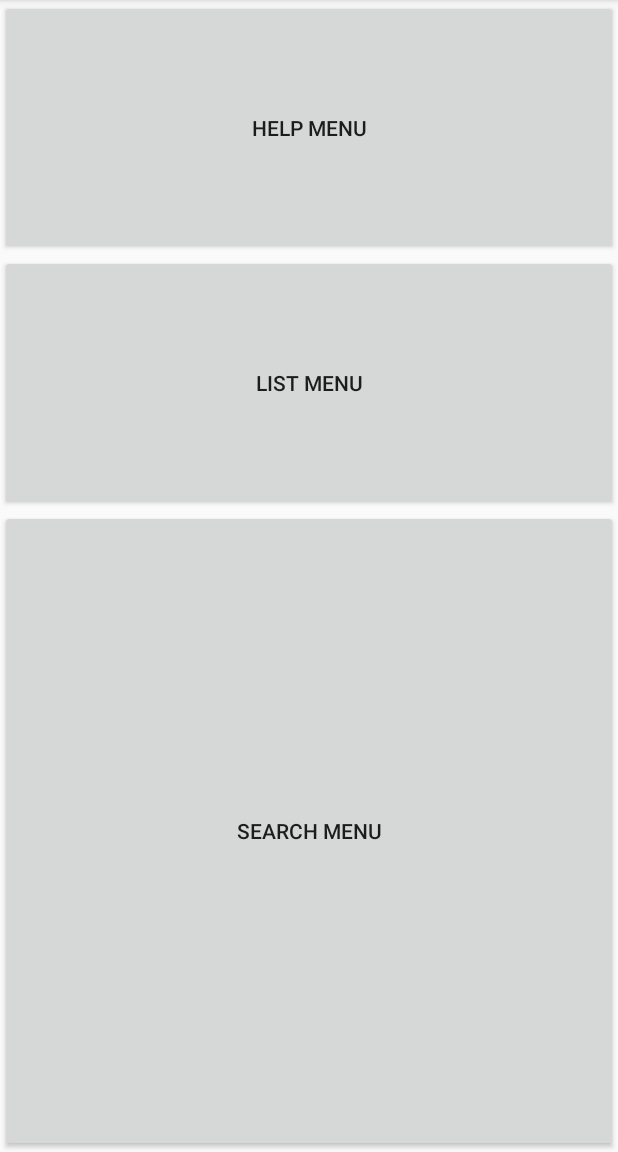
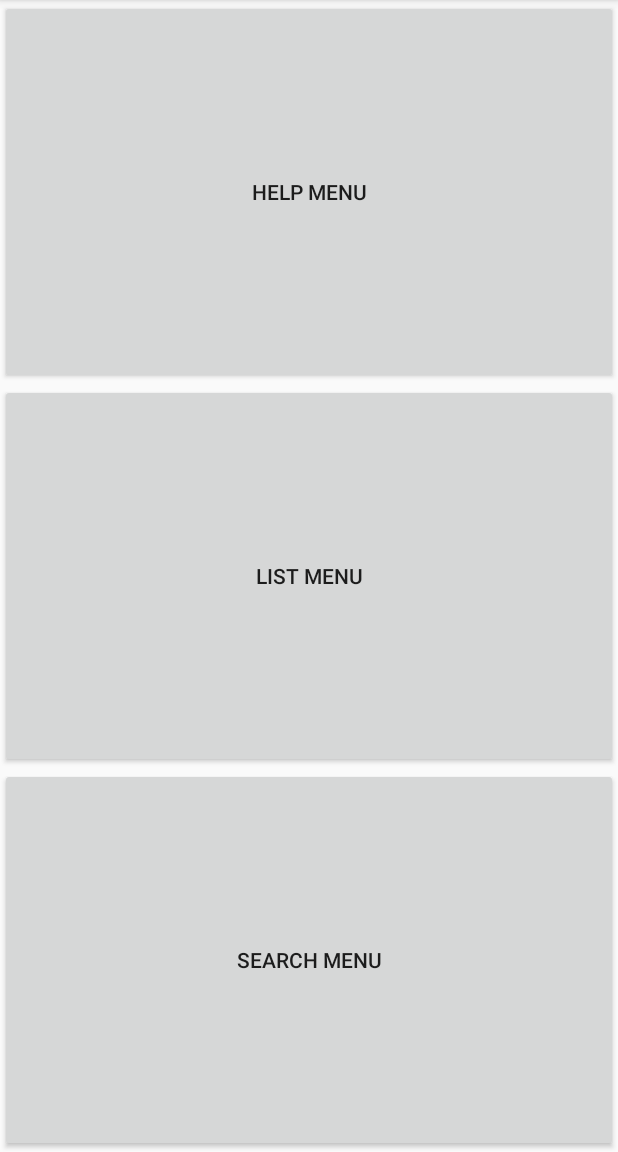
Before and after one commit to IshanArya/Beacon, an Android app: the screen it shows after launch (MainActivity), on a phone screen of 412 x 824 dp, the part 84-1236 px from its top. Run offline under Robolectric (Android 15) with nearby library versions, the light colour scheme and no system bars.

Commit message:
App working for presentation

```diff
--- a/HomeDepotApp/app/src/main/java/com/hackathon/fellas/homedepotapp/BluetoothNode.kt
+++ b/HomeDepotApp/app/src/main/java/com/hackathon/fellas/homedepotapp/BluetoothNode.kt
@@ -1,4 +1,8 @@
 package com.hackathon.fellas.homedepotapp
+
+class Node(val x: Double, val y: Double, val connections: ArrayList<Connection>, var lastSignal: NavigationMap.Signal? = null)
+class Connection(val to: Int, val angle: Double)
+class Path(var nodes: ArrayList<Int>)
 
 enum class BluetoothNode(val item: String) {
     NODE1("hammer"),
--- a/HomeDepotApp/app/src/main/res/layout/activity_main.xml
+++ b/HomeDepotApp/app/src/main/res/layout/activity_main.xml
@@ -1,35 +1,41 @@
 <?xml version="1.0" encoding="utf-8"?>
-<RelativeLayout xmlns:android="http://schemas.android.com/apk/res/android"
+<LinearLayout xmlns:android="http://schemas.android.com/apk/res/android"
     xmlns:tools="http://schemas.android.com/tools"
-    android:layout_width="wrap_content"
-    android:layout_height="wrap_content"
+    android:orientation="vertical"
+    android:weightSum="3"
+    android:layout_width="match_parent"
+    android:layout_height="match_parent"
     tools:context=".MainActivity">
 
     <Button
         android:id="@+id/goToHelp"
         android:onClick="goToHelp"
         android:layout_width="match_parent"
-        android:layout_height="170dp"
+
+        android:layout_weight="1"
         android:layout_alignParentStart="true"
         android:layout_alignParentTop="true"
-        android:text="Help menu" />
+        android:text="Help menu"
+        android:layout_height="fill_parent" />
 
     <Button
         android:id="@+id/goToList"
         android:onClick="goToMyList"
         android:layout_width="match_parent"
-        android:layout_height="170dp"
+        android:layout_weight="1"
         android:layout_alignParentStart="true"
         android:layout_below="@id/goToHelp"
-        android:text="List menu" />
+        android:text="List menu"
+        android:layout_height="fill_parent" />
 
     <Button
         android:id="@+id/goToSearch"
         android:layout_width="match_parent"
-        android:layout_height="170dp"
+        android:layout_weight="1"
         android:layout_alignParentBottom="true"
         android:onClick="goToSearch"
         android:layout_alignParentStart="true"
         android:layout_below="@id/goToList"
-        android:text="Search Menu" />
-</RelativeLayout>
+        android:text="Search Menu"
+        android:layout_height="fill_parent" />
+</LinearLayout>
```
Also changed, not shown: HomeDepotApp/app/src/main/AndroidManifest.xml (+15 -6 lines), HomeDepotApp/app/src/main/java/com/hackathon/fellas/homedepotapp/NavigationActivity.kt (+34 -35 lines), HomeDepotApp/app/src/main/res/layout/activity_navigation.xml (+15 -8 lines), HomeDepotApp/app/src/main/res/drawable/arrow_forward.png (deleted), HomeDepotApp/app/src/main/res/drawable/arrow_left.png (deleted), HomeDepotApp/app/src/main/res/drawable/arrow_right.png (deleted).
